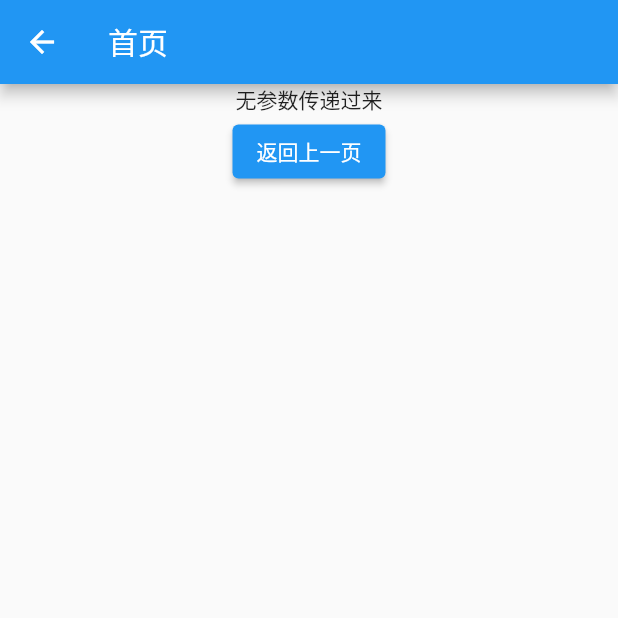
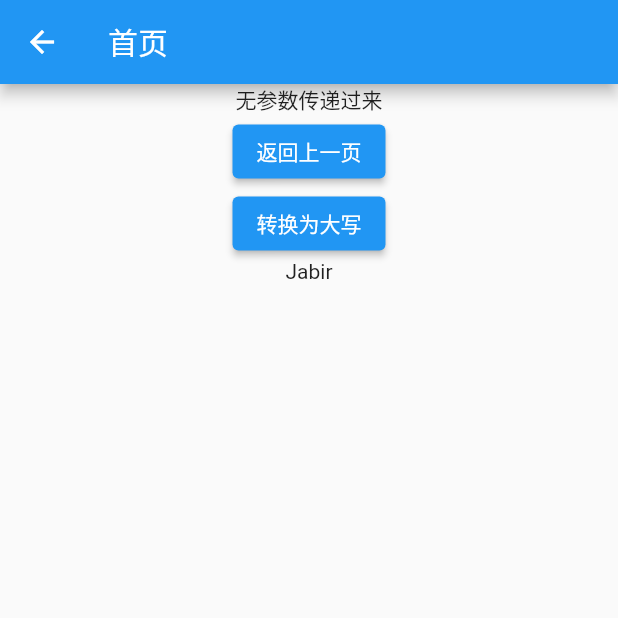
Before and after one commit to jiabibi888/Flutter_GetX_Demo, a Flutter app: the HomeView screen opened by its route, on a phone screen of 412 x 824 dp, the top half of it. Run offline on Flutter 3.47's test engine with Material 2 defaults, Android fonts, the light colour scheme and no system bars; our stand-ins replace get.

Commit message:
obx响应式状态管理

```diff
--- a/getx_demo/lib/home_view.dart
+++ b/getx_demo/lib/home_view.dart
@@ -1,21 +1,23 @@
 import 'package:flutter/material.dart';
 import 'package:get/get.dart';
+import 'package:getx_demo/model/person_model.dart';
 
+// ignore: must_be_immutable
 class HomeView extends StatelessWidget {
+  // var person = Person();
 
-  const HomeView({Key? key}) : super(key: key);
+  final person = Person(name: "Jabir", age: 18).obs;
+  HomeView({Key? key}) : super(key: key);
 
   @override
   Widget build(BuildContext context) {
     return Scaffold(
       appBar: AppBar(title: const Text('首页')),
       body: Center(
-        child: Column(
-          children: [
-            Text(
-              Get.arguments ?? "无参数传递过来"
-            ),
-            ElevatedButton(
+          child: Column(
+        children: [
+          Text(Get.arguments ?? "无参数传递过来"),
+          ElevatedButton(
               onPressed: () {
                 //返回不带参数
                 Get.back();
@@ -24,11 +26,21 @@ class HomeView extends StatelessWidget {
                 // Get.back(
                 //   result: '返回的参数就是我'
                 // );
-            },
-            child: Text('返回上一页'))
-          ],
-          )
-        ),
+              },
+              child: Text('返回上一页')),
+          ElevatedButton(
+              onPressed: () {
+                // person.name.value = person.name.value.toUpperCase();
+
+                person.update((val) {
+                  person.value.name = person.value.name.toString().toUpperCase();
+                });
+              },
+              child: Text("转换为大写")),
+          // Obx(() => Text(person.name.value))
+          Obx(() => Text(person.value.name))
+        ],
+      )),
     );
   }
 }
--- /dev/null
+++ b/getx_demo/lib/model/person_model.dart
@@ -0,0 +1,13 @@
+import 'package:get/get.dart';
+
+class Person {
+  //rx 变量
+  // var name = 'Jabir'.obs;
+  // var age = 18.obs;
+
+  //构造函数创建
+  var name;
+  var age;
+  Person({this.name, this.age});
+
+}
```
Also changed, not shown: getx_demo/lib/model/person.dart (deleted, +0 -13 lines).
